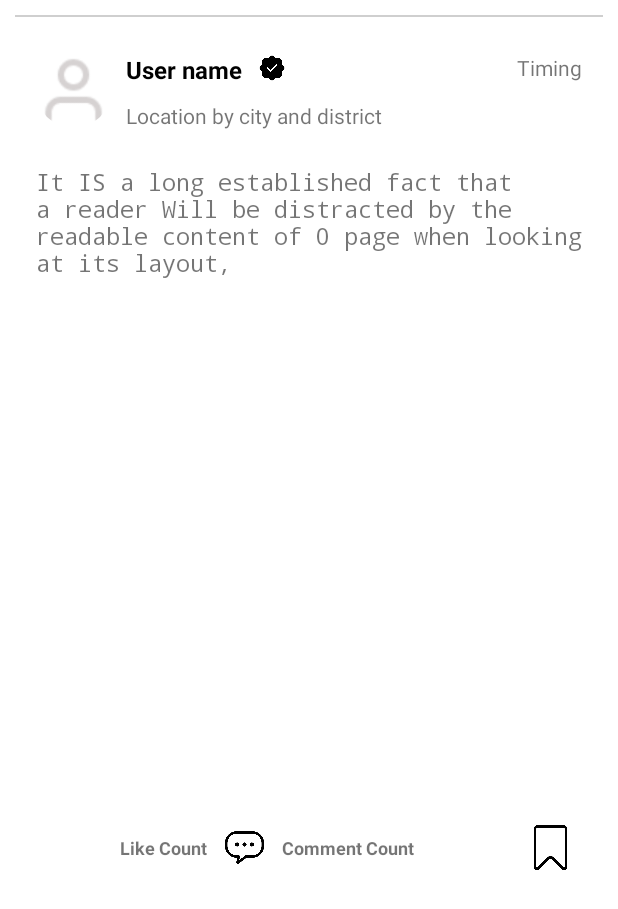
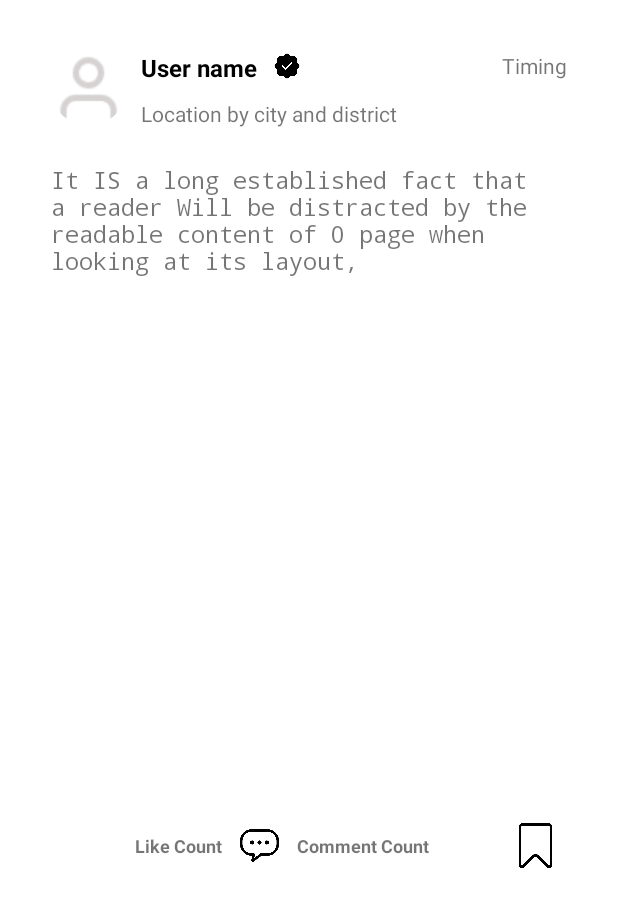
Before and after one commit to adword01/TripIT, an Android app: the layout post_item_list.xml on its own in the app's theme, with its tools: preview values and no code run, on a phone screen of 412 x 824 dp. Shown: the top 909 px of the screen. Run offline under Robolectric (Android 15) with nearby library versions, the phone set to English and light mode, and no system bars; Roboto replaces fonts that are not available here.

Commit message:
Post functionality bugs fixes

```diff
--- a/app/src/main/res/layout/activity_onboard.xml
+++ b/app/src/main/res/layout/activity_onboard.xml
@@ -51,7 +51,7 @@
         app:neopop_parent_view_color="#5EDFFF"
         app:neopop_bottom_surface_color="@color/white"
         app:neopop_right_surface_color="@color/white"
-        >
+        tools:ignore="MissingClass">
 
         <ImageView
             android:layout_width="match_parent"
--- a/app/src/main/res/layout/post_item_list.xml
+++ b/app/src/main/res/layout/post_item_list.xml
@@ -1,22 +1,34 @@
 <?xml version="1.0" encoding="utf-8"?>
-<androidx.constraintlayout.widget.ConstraintLayout xmlns:android="http://schemas.android.com/apk/res/android"
+<androidx.cardview.widget.CardView xmlns:android="http://schemas.android.com/apk/res/android"
     xmlns:app="http://schemas.android.com/apk/res-auto"
     xmlns:tools="http://schemas.android.com/tools"
     android:layout_width="match_parent"
+    app:cardCornerRadius="10dp"
+    android:layout_margin="10dp"
+    android:layout_marginBottom="2.5dp"
+    android:layout_marginStart="5dp"
+    android:layout_marginEnd="5dp"
+    android:layout_marginTop="2.5dp"
     android:background="@color/white"
-    android:layout_height="match_parent">
+    android:layout_height="wrap_content">
 
-    <View
-        android:id="@+id/view4"
+    <androidx.constraintlayout.widget.ConstraintLayout
+        android:layout_marginBottom="5dp"
         android:layout_width="match_parent"
-        android:layout_height="1dp"
-        android:layout_margin="10dp"
-        android:background="#4D606060"
-        app:layout_constraintTop_toTopOf="parent"
-        tools:layout_editor_absoluteX="10dp" />
+        android:layout_height="wrap_content">
+
+
+<!--    <View-->
+<!--        android:id="@+id/view4"-->
+<!--        android:layout_width="match_parent"-->
+<!--        android:layout_height="1dp"-->
+<!--        android:layout_margin="10dp"-->
+<!--        android:background="#4D606060"-->
+<!--        app:layout_constraintTop_toTopOf="parent"-->
+<!--        tools:layout_editor_absoluteX="10dp" />-->
 
     <ImageView
-        android:id="@+id/imageView11"
+        android:id="@+id/PostImageView"
         android:layout_width="match_parent"
         android:layout_height="300dp"
         android:padding="5dp"
@@ -30,7 +42,9 @@
             android:layout_width="match_parent"
             android:layout_height="wrap_content"
             android:orientation="vertical"
-        app:layout_constraintTop_toBottomOf="@+id/view4">
+            app:layout_constraintEnd_toEndOf="parent"
+            app:layout_constraintStart_toStartOf="parent"
+            app:layout_constraintTop_toTopOf="parent">
 
             <androidx.constraintlayout.widget.ConstraintLayout
                 android:layout_width="match_parent"
@@ -53,9 +67,9 @@
                     android:layout_marginTop="24dp"
                     android:maxLength="40"
                     android:text="User name"
+                    android:textColor="@color/black"
                     android:textSize="16sp"
                     android:textStyle="bold"
-                android:textColor="@color/black"
                     app:layout_constraintStart_toEndOf="@+id/user_profile_img"
                     app:layout_constraintTop_toTopOf="parent" />
 
@@ -97,14 +111,14 @@
                 android:id="@+id/caption"
                 android:layout_width="match_parent"
                 android:layout_height="wrap_content"
-            android:textSize="15sp"
+                android:layout_margin="24dp"
+                android:fontFamily="monospace"
+                android:maxLines="8"
                 android:text="It IS a long established fact that a reader Will be
 distracted by the readable content of 0 page when
 looking at its layout,"
-            android:layout_margin="24dp"
-            android:textStyle="normal"
-            android:maxLines="8"
-            android:fontFamily="monospace"/>
+                android:textSize="15sp"
+                android:textStyle="normal" />
 
         </LinearLayout>
 
@@ -118,7 +132,7 @@ looking at its layout,"
         android:orientation="horizontal"
         app:layout_constraintEnd_toEndOf="parent"
         app:layout_constraintStart_toStartOf="parent"
-        app:layout_constraintTop_toBottomOf="@+id/imageView11">
+        app:layout_constraintTop_toBottomOf="@+id/PostImageView">
 
 
         <ImageView
@@ -128,7 +142,7 @@ looking at its layout,"
             android:id="@+id/like_counter"
             android:layout_margin="10dp"
             android:foregroundGravity="center"
-            android:src="@drawable/unfilled_heart" />
+            android:background="@drawable/unfilled_heart" />
 
         <TextView
             android:id="@+id/like_counter_no"
@@ -173,5 +187,6 @@ looking at its layout,"
         app:layout_constraintTop_toTopOf="@+id/linearLayout10" />
 
 
+    </androidx.constraintlayout.widget.ConstraintLayout>
 
-</androidx.constraintlayout.widget.ConstraintLayout>
+</androidx.cardview.widget.CardView>
```
Also changed, not shown: app/build.gradle (+6 -3 lines), app/src/main/java/com/example/tripit/Post.kt (added, +11 -0 lines), app/src/main/java/com/example/tripit/PostAdapter.kt (+11 -5 lines), app/src/main/java/com/example/tripit/fragments/CreatePostFragment.kt (+14 -11 lines), app/src/main/java/com/example/tripit/fragments/PostFragment.kt (+33 -13 lines), app/src/main/res/layout/fragment_post.xml (+18 -3 lines). Lines whose indentation alone changed are shown as unchanged.
